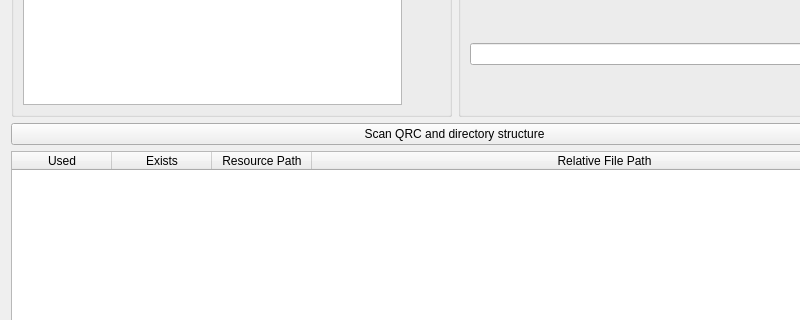
Before: the Qt Designer form QrcChecker/src/QrcChecker.ui in ghorwin/QrcChecker, drawn with Qt 5; both pictures show x 0 to 800 and y 195 to 515 of the 909 by 687 pixel window.
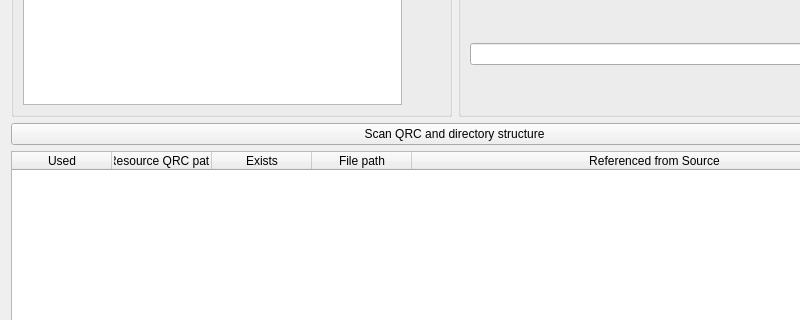
After: the same form once the commit is applied. Icons and pictures are not drawn.

Commit message: Added CPP parsing

```diff
--- a/QrcChecker/src/QrcChecker.ui
+++ b/QrcChecker/src/QrcChecker.ui
@@ -256,6 +256,11 @@
        <string>Used</string>
       </property>
      </column>
+     <column>
+      <property name="text">
+       <string>Resource QRC path</string>
+      </property>
+     </column>
      <column>
       <property name="text">
        <string>Exists</string>
@@ -263,12 +268,12 @@
      </column>
      <column>
       <property name="text">
-       <string>Resource Path</string>
+       <string>File path</string>
       </property>
      </column>
      <column>
       <property name="text">
-       <string>Relative File Path</string>
+       <string>Referenced from Source</string>
       </property>
      </column>
     </widget>
```
The commit also changes 2 other files.
